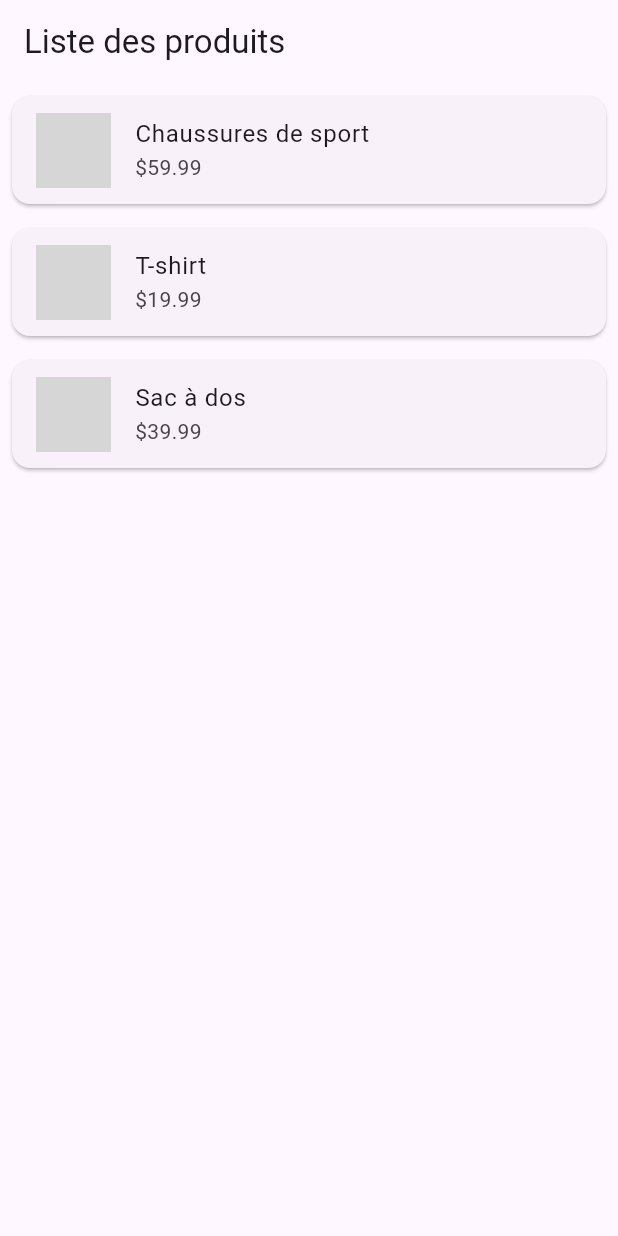
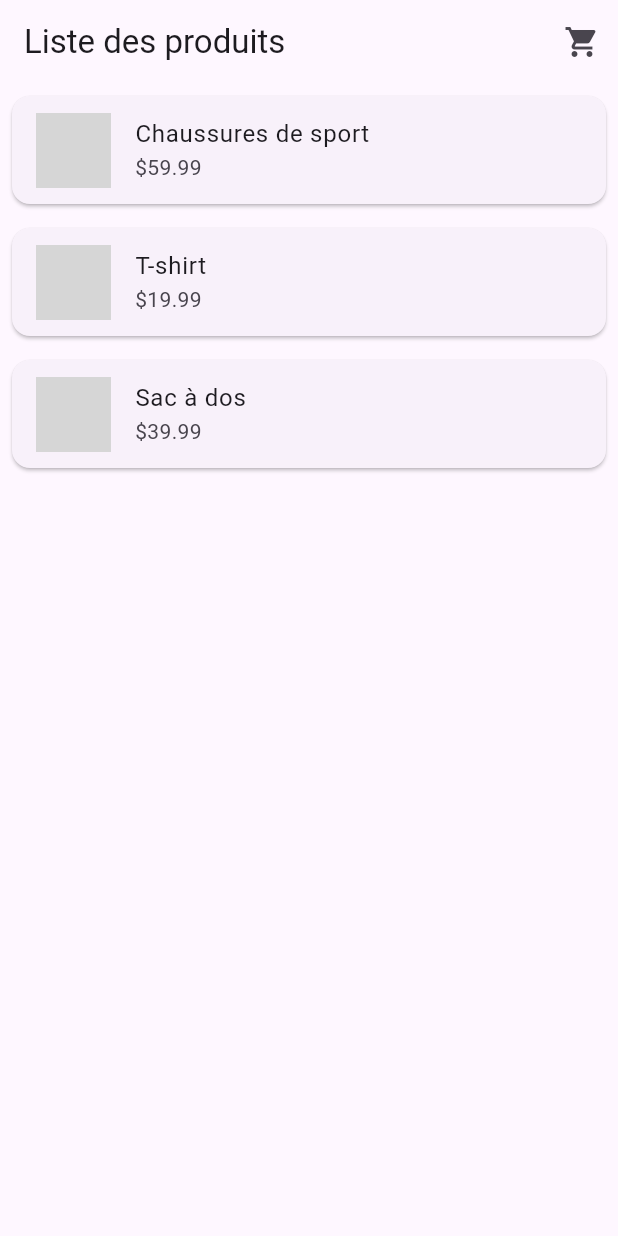
Before and after one commit to AurelienAllenic/flutter-ecommerce, a Flutter app: the ProductListingPage screen opened directly, on a phone screen of 412 x 824 dp. Run offline on Flutter 3.47's test engine with Material 3 defaults, Android fonts, the phone set to English and light mode, and no system bars; our stand-ins replace firebase_auth, firebase_core; accounts and stored records are empty; network calls fail; grey boxes are pictures that could not be loaded.

Commit message:
(feat) cart is now working

```diff
--- a/lib/pages/login.dart
+++ b/lib/pages/login.dart
@@ -1,7 +1,5 @@
 import 'package:flutter/material.dart';
 import 'package:firebase_auth/firebase_auth.dart';
-
-// 🔥 Chemins corrigés selon le nom du projet et ton dossier `pages`
 import 'package:e_commerce/pages/register.dart';
 import 'package:e_commerce/pages/product_listing.dart';
 
--- a/lib/pages/product_listing.dart
+++ b/lib/pages/product_listing.dart
@@ -2,7 +2,8 @@ import 'dart:convert';
 import 'package:flutter/material.dart';
 import 'package:flutter/services.dart' show rootBundle;
 import '../models/product.dart';
-import 'product_detail.dart'; // Page de détail du produit
+import 'product_detail.dart';
+import '../widgets/cart_icon.dart';
 
 class ProductListingPage extends StatefulWidget {
   const ProductListingPage({super.key});
@@ -30,7 +31,6 @@ class _ProductListingPageState extends State<ProductListingPage> {
         products = data.map((json) => Product.fromJson(json)).toList();
       });
     } catch (e) {
-      // Gestion simple d'erreur
       ScaffoldMessenger.of(context).showSnackBar(
         SnackBar(content: Text('Erreur lors du chargement des produits : $e')),
       );
@@ -40,7 +40,10 @@ class _ProductListingPageState extends State<ProductListingPage> {
   @override
   Widget build(BuildContext context) {
     return Scaffold(
-      appBar: AppBar(title: const Text('Liste des produits')),
+      appBar: AppBar(
+        title: const Text('Liste des produits'),
+        actions: const [CartIcon()],
+      ),
       body: products.isEmpty
           ? const Center(child: CircularProgressIndicator())
           : ListView.builder(
@@ -59,13 +62,12 @@ class _ProductListingPageState extends State<ProductListingPage> {
                     title: Text(product.name),
                     subtitle: Text('\$${product.price.toStringAsFixed(2)}'),
                     onTap: () {
-                      // 🔹 Navigation vers la page de détail
                       Navigator.push(
                         context,
                         MaterialPageRoute(
                           builder: (_) => ProductDetailPage(product: product),
                         ),
-                      );
+                      ).then((_) => setState(() {}));
                     },
                   ),
                 );
--- /dev/null
+++ b/lib/widgets/cart_icon.dart
@@ -0,0 +1,59 @@
+import 'package:flutter/material.dart';
+import '../models/cart.dart';
+import '../pages/cart_page.dart';
+
+class CartIcon extends StatefulWidget {
+  const CartIcon({super.key});
+
+  @override
+  State<CartIcon> createState() => _CartIconState();
+}
+
+class _CartIconState extends State<CartIcon> {
+  @override
+  void initState() {
+    super.initState();
+  }
+
+  int get totalItems =>
+      Cart.instance.items.fold(0, (sum, item) => sum + item.quantity);
+
+  @override
+  Widget build(BuildContext context) {
+    return Stack(
+      children: [
+        IconButton(
+          icon: const Icon(Icons.shopping_cart),
+          onPressed: () {
+            Navigator.push(
+              context,
+              MaterialPageRoute(builder: (_) => const CartPage()),
+            ).then((_) => setState(() {}));
+          },
+        ),
+        if (totalItems > 0)
+          Positioned(
+            right: 25,
+            top: 6,
+            child: Container(
+              padding: const EdgeInsets.all(2),
+              decoration: const BoxDecoration(
+                color: Colors.red,
+                shape: BoxShape.circle,
+              ),
+              constraints: const BoxConstraints(minWidth: 16, minHeight: 16),
+              child: Text(
+                '$totalItems',
+                style: const TextStyle(
+                  color: Colors.white,
+                  fontSize: 10,
+                  fontWeight: FontWeight.bold,
+                ),
+                textAlign: TextAlign.center,
+              ),
+            ),
+          ),
+      ],
+    );
+  }
+}
```
Also changed, not shown: lib/models/cart.dart (+20 -9 lines), lib/pages/cart_page.dart (added, +133 -0 lines), lib/pages/product_detail.dart (+70 -5 lines).
